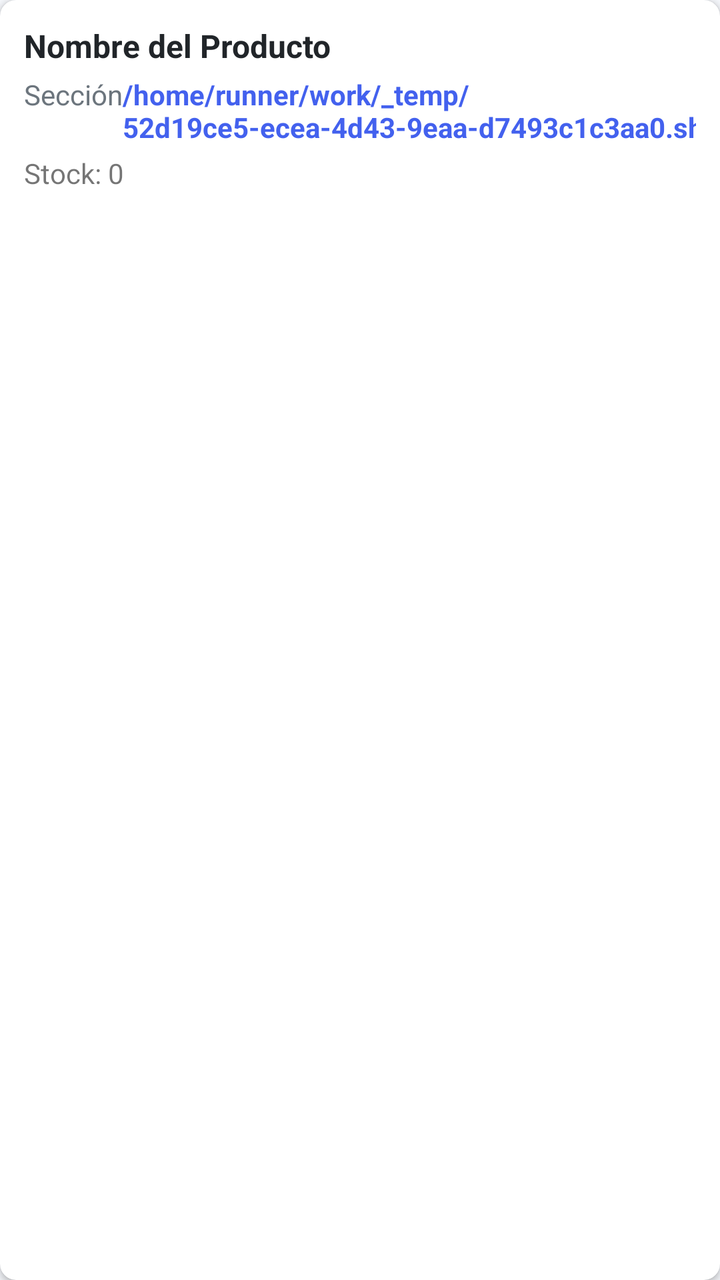
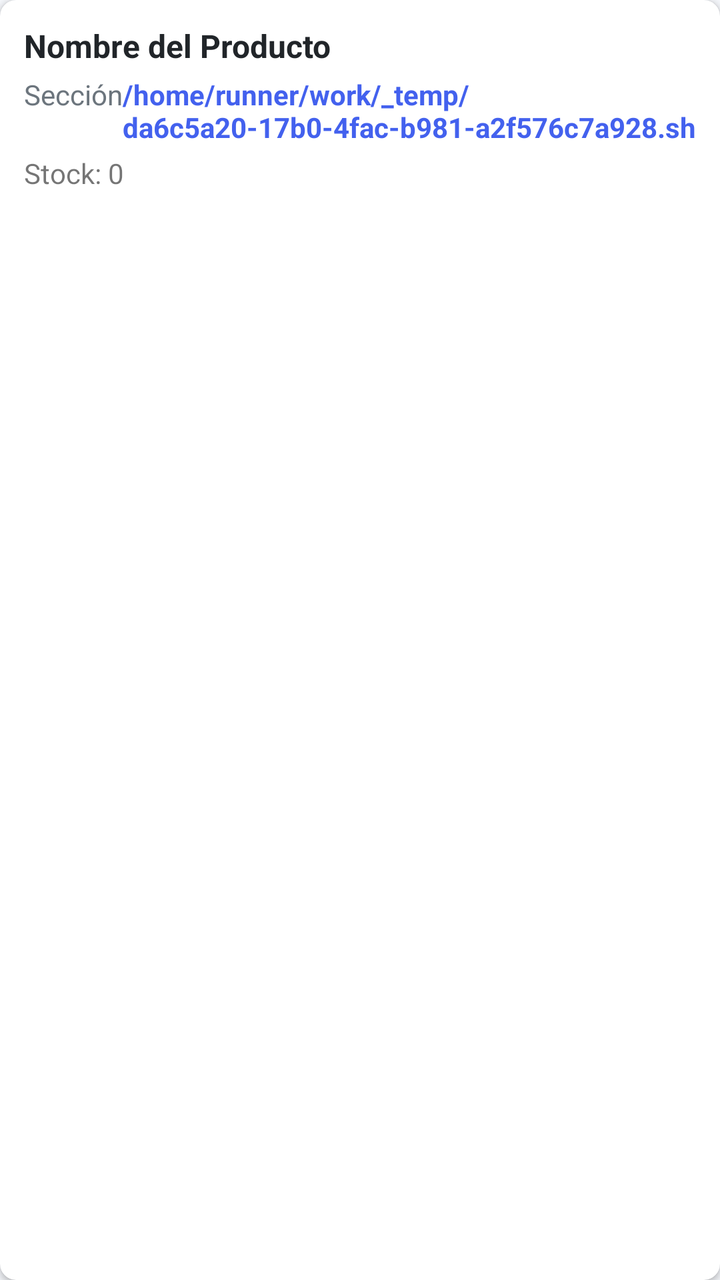

Compare the two renders of this Android layout. The source of the first and the diff that turns it into the second are given below.
<!-- AndroidManifest.xml: application theme Theme.OmniVentas -->
<!-- res/layout/item_producto.xml -->
<?xml version="1.0" encoding="utf-8"?>
<androidx.cardview.widget.CardView xmlns:android="http://schemas.android.com/apk/res/android"
    xmlns:app="http://schemas.android.com/apk/res-auto"
    android:layout_width="match_parent"
    android:layout_height="wrap_content"
    android:layout_marginBottom="8dp"
    app:cardCornerRadius="8dp"
    app:cardElevation="2dp">
    <LinearLayout
        android:layout_width="match_parent"
        android:layout_height="wrap_content"
        android:orientation="vertical"
        android:padding="12dp">
        <TextView
            android:id="@+id/tv_nombre"
            android:layout_width="match_parent"
            android:layout_height="wrap_content"
            android:text="Nombre del Producto"
            android:textSize="16sp"
            android:textStyle="bold"
            android:textColor="@color/dark" />
        <LinearLayout
            android:layout_width="match_parent"
            android:layout_height="wrap_content"
            android:orientation="horizontal"
            android:layout_marginTop="4dp">
            <TextView
                android:id="@+id/tv_seccion"
                android:layout_width="0dp"
                android:layout_height="wrap_content"
                android:layout_weight="1"
                android:text="Sección"
                android:textSize="14sp"
                android:textColor="@color/gray" />
            <TextView
                android:id="@+id/tv_precio"
                android:layout_width="wrap_content"
                android:layout_height="wrap_content"
                android:text="/home/runner/work/_temp/52d19ce5-ecea-4d43-9eaa-d7493c1c3aa0.sh.00"
                android:textSize="14sp"
                android:textColor="@color/primary"
                android:textStyle="bold" />
        </LinearLayout>
        <TextView
            android:id="@+id/tv_stock"
            android:layout_width="wrap_content"
            android:layout_height="wrap_content"
            android:text="Stock: 0"
            android:textSize="14sp"
            android:layout_marginTop="4dp" />
    </LinearLayout>
</androidx.cardview.widget.CardView>
<!-- resources referenced by this layout -->
<resources>
  <color name="dark">#212529</color>
  <color name="gray">#6C757D</color>
  <color name="primary">#4361EE</color>
  <style name="Theme.OmniVentas" parent="Theme.MaterialComponents.DayNight.NoActionBar">
          <item name="colorPrimary">@color/primary</item>
          <item name="colorPrimaryVariant">@color/primary_dark</item>
          <item name="colorOnPrimary">@color/white</item>
          <item name="colorSecondary">@color/secondary</item>
          <item name="colorOnSecondary">@color/white</item>
          <item name="android:statusBarColor">@color/primary</item>
          <item name="android:windowBackground">@color/light_gray</item>
      </style>
  <color name="primary_dark">#3A56D4</color>
  <color name="white">#FFFFFF</color>
  <color name="secondary">#3F37C9</color>
  <color name="light_gray">#F5F7FB</color>
</resources>

<!-- the commit's change to res/layout/item_producto.xml (unified diff, before → after) -->
@@ -36,7 +36,7 @@
                 android:id="@+id/tv_precio"
                 android:layout_width="wrap_content"
                 android:layout_height="wrap_content"
-                android:text="/home/runner/work/_temp/52d19ce5-ecea-4d43-9eaa-d7493c1c3aa0.sh.00"
+                android:text="/home/runner/work/_temp/da6c5a20-17b0-4fac-b981-a2f576c7a928.sh.00"
                 android:textSize="14sp"
                 android:textColor="@color/primary"
                 android:textStyle="bold" />
